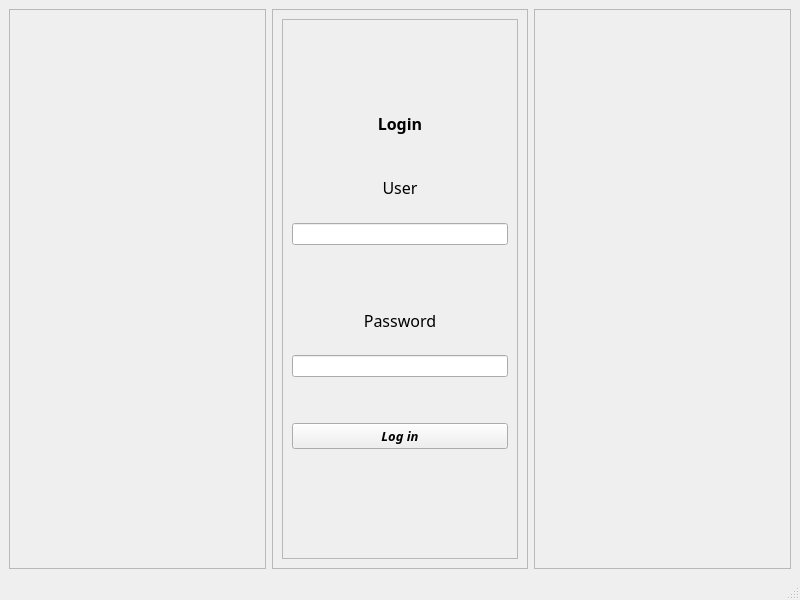
NicolasChavezC/CoffeeShop, file views/login.ui: the form before one commit.
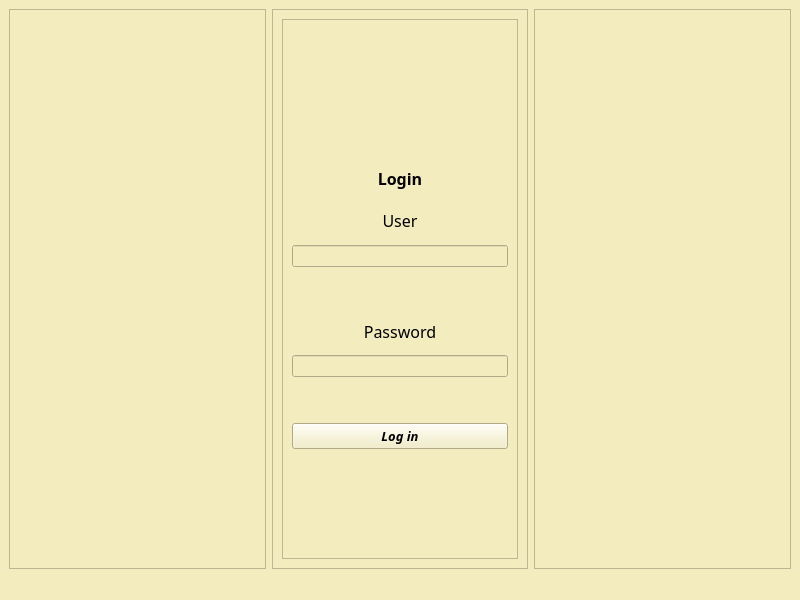
The form after the commit. Icons and pictures are not drawn.

What changed in the file:
```diff
--- a/views/login.ui
+++ b/views/login.ui
@@ -13,6 +13,9 @@
   <property name="windowTitle">
    <string>MainWindow</string>
   </property>
+  <property name="styleSheet">
+   <string notr="true">background-color: rgb(243,236,190);</string>
+  </property>
   <widget class="QWidget" name="centralwidget">
    <layout class="QHBoxLayout" name="horizontalLayout">
     <item>
@@ -66,6 +69,18 @@
          <layout class="QVBoxLayout" name="verticalLayout">
           <item>
            <widget class="QLabel" name="label_4">
+            <property name="minimumSize">
+             <size>
+              <width>125</width>
+              <height>125</height>
+             </size>
+            </property>
+            <property name="maximumSize">
+             <size>
+              <width>512</width>
+              <height>512</height>
+             </size>
+            </property>
             <property name="styleSheet">
              <string notr="true">border-image: url(&quot;img/Barista_User&quot;)</string>
             </property>
```
Left out of the diff: 2 changed lines with no effect on the pictures.
